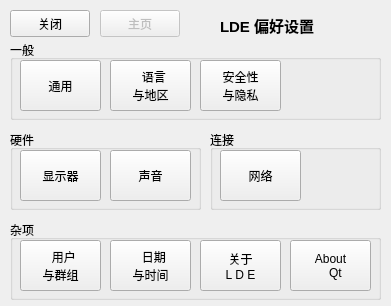
Above: src/ldecc/ldecc.ui from xuzhuoyi/LDE before the change. Below: the same form after it.
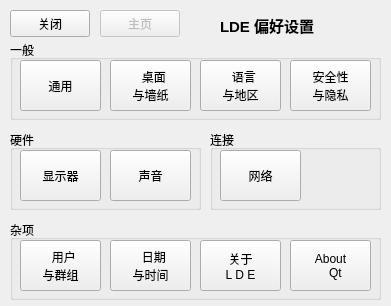
That is the form after the change. Icons and pictures are not drawn.

Commit message: Add Desktop Setup in Ldecc

```diff
--- a/src/ldecc/ldecc.ui
+++ b/src/ldecc/ldecc.ui
@@ -80,7 +80,7 @@
    <widget class="QToolButton" name="toolButton_2">
     <property name="geometry">
      <rect>
-      <x>100</x>
+      <x>190</x>
       <y>20</y>
       <width>81</width>
       <height>51</height>
@@ -94,6 +94,12 @@
      <iconset resource="ldeccrc.qrc">
       <normaloff>:/new/prefix1/image/2013112721311083.png</normaloff>:/new/prefix1/image/2013112721311083.png</iconset>
     </property>
+    <property name="iconSize">
+     <size>
+      <width>32</width>
+      <height>32</height>
+     </size>
+    </property>
     <property name="toolButtonStyle">
      <enum>Qt::ToolButtonTextBesideIcon</enum>
     </property>
@@ -101,7 +107,7 @@
    <widget class="QToolButton" name="toolButton_3">
     <property name="geometry">
      <rect>
-      <x>190</x>
+      <x>280</x>
       <y>20</y>
       <width>81</width>
       <height>51</height>
@@ -115,6 +121,12 @@
      <iconset resource="ldeccrc.qrc">
       <normaloff>:/new/prefix1/image/2013112721311004.png</normaloff>:/new/prefix1/image/2013112721311004.png</iconset>
     </property>
+    <property name="iconSize">
+     <size>
+      <width>32</width>
+      <height>32</height>
+     </size>
+    </property>
     <property name="toolButtonStyle">
      <enum>Qt::ToolButtonTextBesideIcon</enum>
     </property>
@@ -135,6 +147,39 @@
      <iconset resource="ldeccrc.qrc">
       <normaloff>:/new/prefix1/image/2013112721311049.png</normaloff>:/new/prefix1/image/2013112721311049.png</iconset>
     </property>
+    <property name="iconSize">
+     <size>
+      <width>32</width>
+      <height>32</height>
+     </size>
+    </property>
+    <property name="toolButtonStyle">
+     <enum>Qt::ToolButtonTextBesideIcon</enum>
+    </property>
+   </widget>
+   <widget class="QToolButton" name="toolButton_11">
+    <property name="geometry">
+     <rect>
+      <x>100</x>
+      <y>20</y>
+      <width>81</width>
+      <height>51</height>
+     </rect>
+    </property>
+    <property name="text">
+     <string>  桌面
+与墙纸</string>
+    </property>
+    <property name="icon">
+     <iconset resource="ldeccrc.qrc">
+      <normaloff>:/new/prefix1/image/2013112721311003.png</normaloff>:/new/prefix1/image/2013112721311003.png</iconset>
+    </property>
+    <property name="iconSize">
+     <size>
+      <width>32</width>
+      <height>32</height>
+     </size>
+    </property>
     <property name="toolButtonStyle">
      <enum>Qt::ToolButtonTextBesideIcon</enum>
     </property>
```
Left out of the diff: 42 changed lines with no effect on the pictures. The commit also changes 6 other files.
